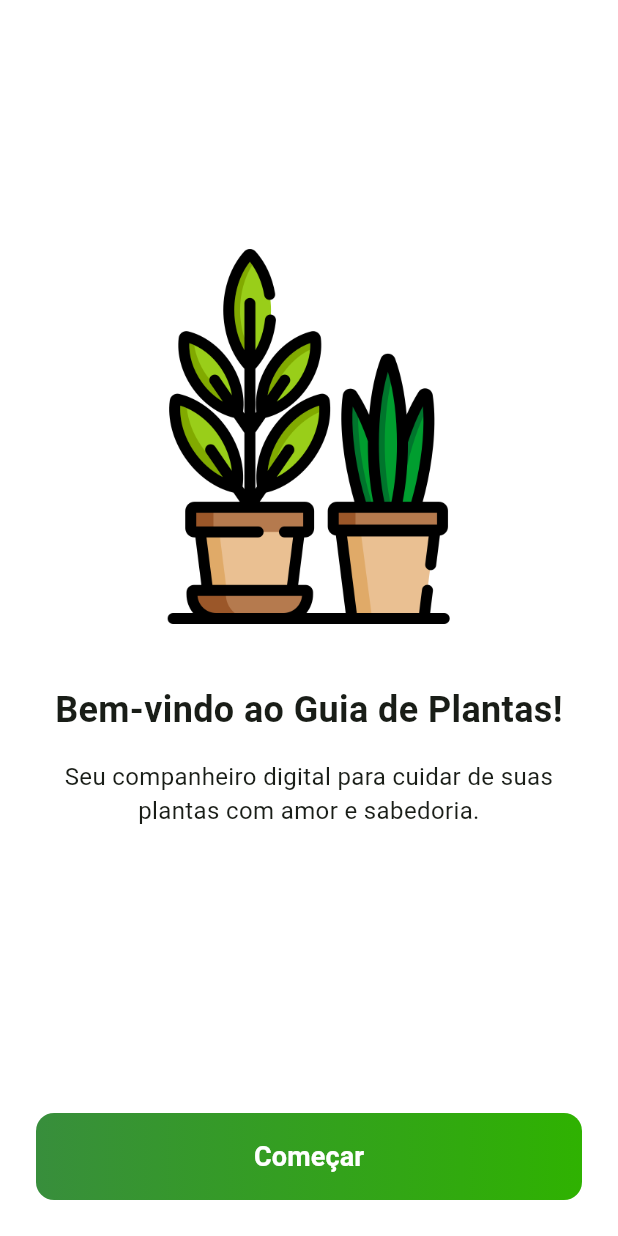
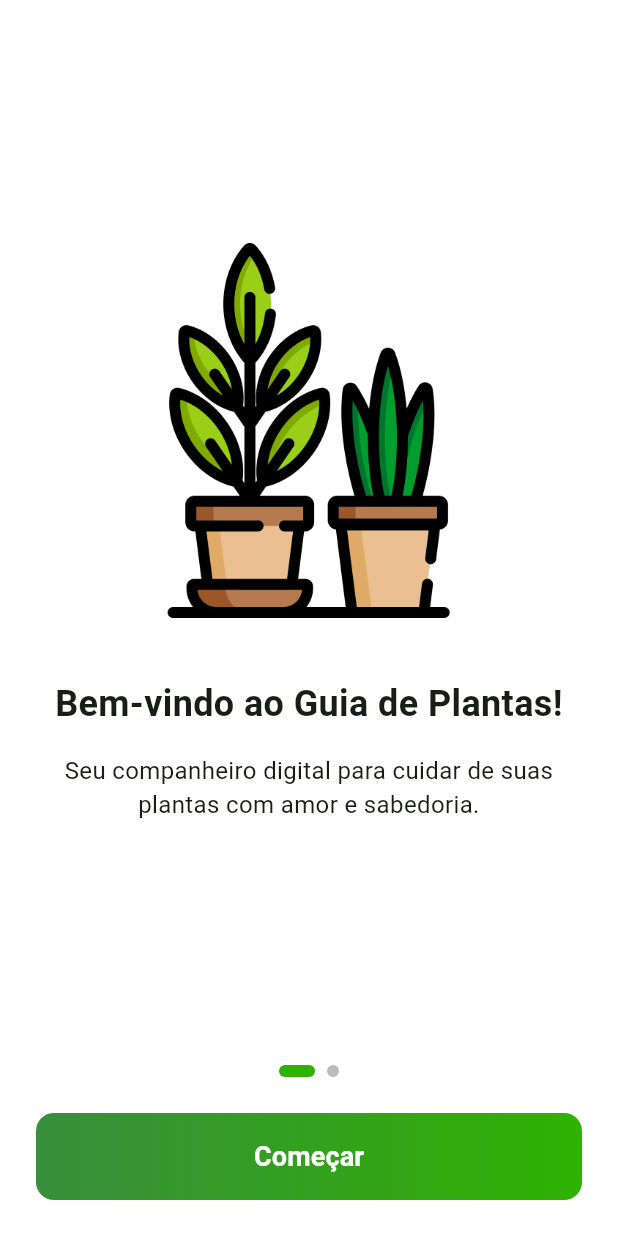
Before and after one commit to gKolben/guia_de_plantas, a Flutter app: the screen it shows after launch, on a phone screen of 412 x 824 dp. Run offline on Flutter 3.47's test engine with Material 3 defaults, Android fonts, the phone set to English and light mode, and no system bars; our stand-ins replace shared_preferences.

Commit message:
feat: Adiciona DotsIndicator e lógica com SharedPreferences

```diff
--- /dev/null
+++ b/devtools_options.yaml
@@ -0,0 +1,3 @@
+description: This file stores settings for Dart & Flutter DevTools.
+documentation: https://docs.flutter.dev/tools/devtools/extensions#configure-extension-enablement-states
+extensions:
--- a/lib/screens/onboarding_screen.dart
+++ b/lib/screens/onboarding_screen.dart
@@ -1,18 +1,21 @@
+// lib/screens/onboarding_screen.dart
 import 'package:flutter/material.dart';
-import 'package:guia_de_plantas/widgets/onboarding_page.dart'; // Importa nosso "molde"
-import 'package:guia_de_plantas/theme/app_colors.dart'; // Importa as cores do aplicativo
+import 'package:guia_de_plantas/theme/app_colors.dart';
+import 'package:guia_de_plantas/widgets/onboarding_page.dart';
+import 'package:guia_de_plantas/widgets/dots_indicator.dart'; // Importa nosso novo widget
+import 'package:shared_preferences/shared_preferences.dart'; // Importa o SharedPreferences
 
-class OnboardingScreen extends StatefulWidget { // StatefulWidget para gerenciar estado
-  const OnboardingScreen({super.key}); // Construtor padrão
+class OnboardingScreen extends StatefulWidget { //
+  const OnboardingScreen({super.key});
 
   @override
-  State<OnboardingScreen> createState() => _OnboardingScreenState(); // Cria o estado associado
+  State<OnboardingScreen> createState() => _OnboardingScreenState();
 }
 
-class _OnboardingScreenState extends State<OnboardingScreen> { // Estado da tela de onboarding
-  final PageController _pageController = PageController(); // Controlador para o PageView, exigido pelo projeto
+class _OnboardingScreenState extends State<OnboardingScreen> {
+  final PageController _pageController = PageController();
+  int _currentPage = 0; // Variável para guardar a página atual [cite: 821, 836]
 
-  // Lista com os dados de cada página do onboarding
   final List<Map<String, String>> _pages = [
     {
       "image": "assets/icon.png",
@@ -26,64 +29,75 @@ class _OnboardingScreenState extends State<OnboardingScreen> { // Estado da tela
     }
   ];
 
+  // Função para salvar que o onboarding foi concluído
+  Future<void> _finishOnboarding() async {
+    final prefs = await SharedPreferences.getInstance(); // Pega a instância do SharedPreferences [cite: 204]
+    await prefs.setBool('onboarding_completed', true); // Salva o valor 'true' [cite: 204, 271]
+
+    if (mounted) { // Checa se o widget ainda está na tela [cite: 205]
+      Navigator.pushReplacementNamed(context, '/home'); // Navega para a home [cite: 206]
+    }
+  }
+
   @override
-  Widget build(BuildContext context) { // Constrói a interface da tela de onboarding
+  Widget build(BuildContext context) {
     return Scaffold(
-      // Requisito: Usar SafeArea para evitar que o conteúdo fique atrás de notchs e barras [cite: 43]
       body: SafeArea(
-        child: Column( // Usando Column para empilhar o PageView e o botão
-          children: [ // Nosso layout vertical
-            Expanded( // Expande para preencher o espaço disponível
-              // Requisito: Usar PageView para o carrossel com rolagem por gesto
+        child: Column(
+          children: [
+            Expanded(
               child: PageView.builder(
-                controller: _pageController, // Controlador para gerenciar páginas
-                itemCount: _pages.length, // Número de páginas
-                itemBuilder: (context, index) { // Constrói cada página
-                  final pageData = _pages[index]; // Dados da página atual
-                  // Usando nosso widget reutilizável
-                  return OnboardingPage( // Nosso "molde"
-                    imagePath: pageData["image"]!,// Caminho da imagem
-                    title: pageData["title"]!, // Título da página
-                    description: pageData["description"]!, // Descrição da página
+                controller: _pageController,
+                itemCount: _pages.length,
+                // onPageChanged é chamado toda vez que o usuário arrasta para uma nova página
+                onPageChanged: (page) {
+                  setState(() {
+                    _currentPage = page; // Atualiza a página atual [cite: 821, 913]
+                  });
+                },
+                itemBuilder: (context, index) {
+                  final pageData = _pages[index];
+                  return OnboardingPage(
+                    imagePath: pageData["image"]!,
+                    title: pageData["title"]!,
+                    description: pageData["description"]!,
                   );
                 },
               ),
             ),
-            // Botão para pular ou finalizar o onboarding
-                        Padding(
-              padding: const EdgeInsets.all(24.0), // Espaçamento ao redor do botão
-              child: Container( // Contêiner para estilizar o botão
-                width: double.infinity, // Largura máxima
-                decoration: BoxDecoration( // Decoração do contêiner
+            // Indicador de progresso (pontinhos)
+            DotsIndicator(
+              totalDots: _pages.length,
+              currentIndex: _currentPage,
+            ),
+            const SizedBox(height: 24), // Espaçamento
+
+            // Botão "Começar"
+            Padding(
+              padding: const EdgeInsets.symmetric(horizontal: 24.0),
+              child: Container(
+                width: double.infinity,
+                decoration: BoxDecoration(
                   gradient: const LinearGradient(
-                    // Usando um verde um pouco mais escuro para começar o gradiente
-                    colors: [Color(0xFF388E3C), AppColors.primaryGreen], // Gradiente do verde escuro para o verde principal
-                    begin: Alignment.centerLeft, // Início do gradiente
-                    end: Alignment.centerRight, // Fim do gradiente
+                    colors: [AppColors.primaryGreenDark, AppColors.primaryGreen],
+                    begin: Alignment.centerLeft,
+                    end: Alignment.centerRight,
                   ),
-                  borderRadius: BorderRadius.circular(12), // Bordas arredondadas
+                  borderRadius: BorderRadius.circular(12),
                 ),
-                child: ElevatedButton( // Botão elevado
-                  onPressed: () {
-                    Navigator.pushReplacementNamed(context, '/home'); // Navega para a tela principal e remove a de onboarding da pilha
-                  },
-                  style: ElevatedButton.styleFrom( // Estilo do botão
-                    backgroundColor: Colors.transparent, // Deixa o botão transparente
-                    shadowColor: Colors.transparent, // Sem sombra
-                    minimumSize: const Size(double.infinity, 50), // Largura máxima e altura fixa
-                    padding: const EdgeInsets.symmetric(vertical: 16), // Espaçamento interno vertical
+                child: ElevatedButton(
+                  onPressed: _finishOnboarding, // Chama a função para salvar e navegar
+                  style: ElevatedButton.styleFrom(
+                    backgroundColor: Colors.transparent,
+                    shadowColor: Colors.transparent,
+                    minimumSize: const Size(double.infinity, 50),
+                    padding: const EdgeInsets.symmetric(vertical: 16),
                   ),
-                  child: const Text( // Texto do botão
-                    'Começar',
-                    style: TextStyle( // Estilo do texto
-                      color: AppColors.textLight,
-                      fontSize: 18,
-                      fontWeight: FontWeight.bold, // Negrito
-                    ),
-                  ),
+                  child: const Text('Começar', style: TextStyle(color: AppColors.textLight, fontSize: 18, fontWeight: FontWeight.bold)),
                 ),
               ),
             ),
+             const SizedBox(height: 24),
           ],
         ),
       ),
--- a/lib/theme/app_colors.dart
+++ b/lib/theme/app_colors.dart
@@ -14,4 +14,10 @@ class AppColors {
 
   // Cores Neutras
   static const Color grey = Color(0xFFCCCCCC);
+
+  // Cores Secundárias
+  static const Color primaryGreenDark = Color(0xFF388E3C);
+
+  // Cores de Erro
+  static const Color errorRed = Color(0xFFD32F2F);
 }
--- /dev/null
+++ b/lib/widgets/dots_indicator.dart
@@ -0,0 +1,40 @@
+// lib/widgets/dots_indicator.dart
+import 'package:flutter/material.dart';
+
+class DotsIndicator extends StatelessWidget {
+  final int totalDots;
+  final int currentIndex;
+
+  const DotsIndicator({
+    super.key,
+    required this.totalDots,
+    required this.currentIndex,
+  });
+
+  @override
+  Widget build(BuildContext context) {
+    // Pega as cores do tema principal do app
+    final colorScheme = Theme.of(context).colorScheme;
+
+    return Row(
+      mainAxisAlignment: MainAxisAlignment.center,
+      // Gera a lista de pontinhos dinamicamente
+      children: List.generate(totalDots, (index) {
+        final isSelected = index == currentIndex;
+
+        // Usa um container animado para a transição suave de cor
+        return AnimatedContainer(
+          duration: const Duration(milliseconds: 300), // Duração da animação [cite: 393, 453]
+          margin: const EdgeInsets.symmetric(horizontal: 4.0),
+          height: 8.0, // Tamanho dos pontinhos
+          width: isSelected ? 24.0 : 8.0, // O pontinho selecionado fica mais largo
+          decoration: BoxDecoration(
+            // Usa a cor primária para o selecionado e uma cor neutra para os outros [cite: 398, 413]
+            color: isSelected ? colorScheme.primary : colorScheme.onSurface.withOpacity(0.3),
+            borderRadius: BorderRadius.circular(12), // Deixa em formato de pílula
+          ),
+        );
+      }),
+    );
+  }
+}
--- a/pubspec.yaml
+++ b/pubspec.yaml
@@ -10,6 +10,7 @@ dependencies:
   flutter:
     sdk: flutter
   cupertino_icons: ^1.0.8
+  shared_preferences: ^2.5.3
 
 dev_dependencies:
   flutter_test:
```
Also changed, not shown: lib/screens/home_screen.dart (+12 -2 lines), lib/screens/splash_screen.dart (+32 -24 lines), pubspec.lock, 1 other file.
